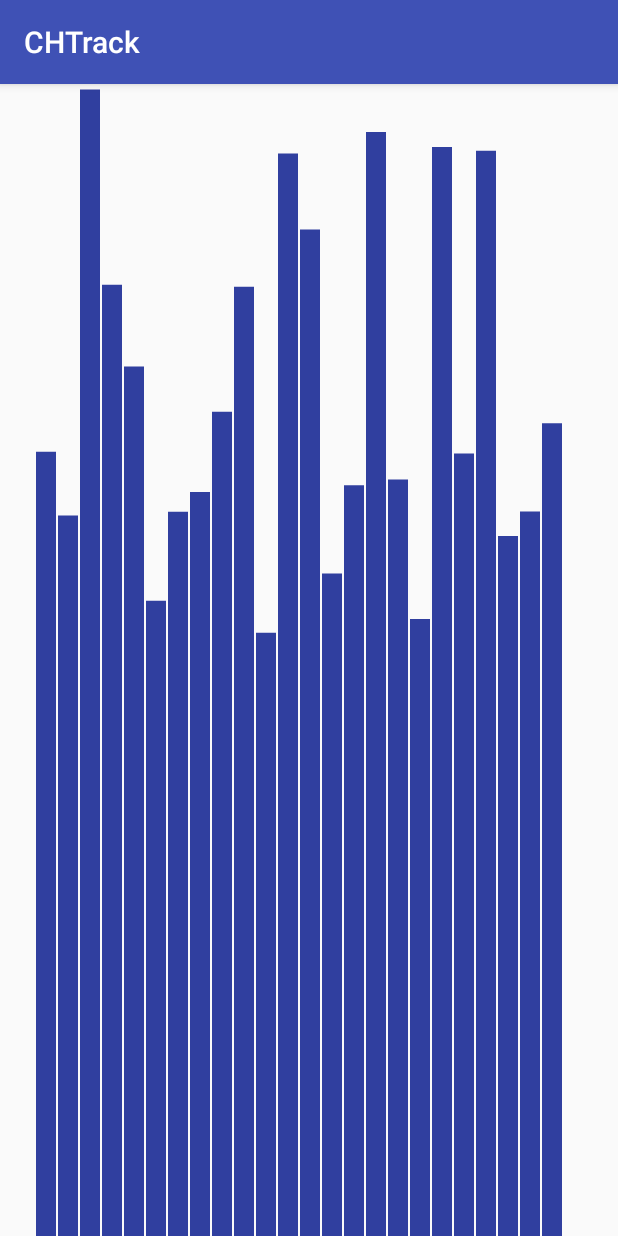
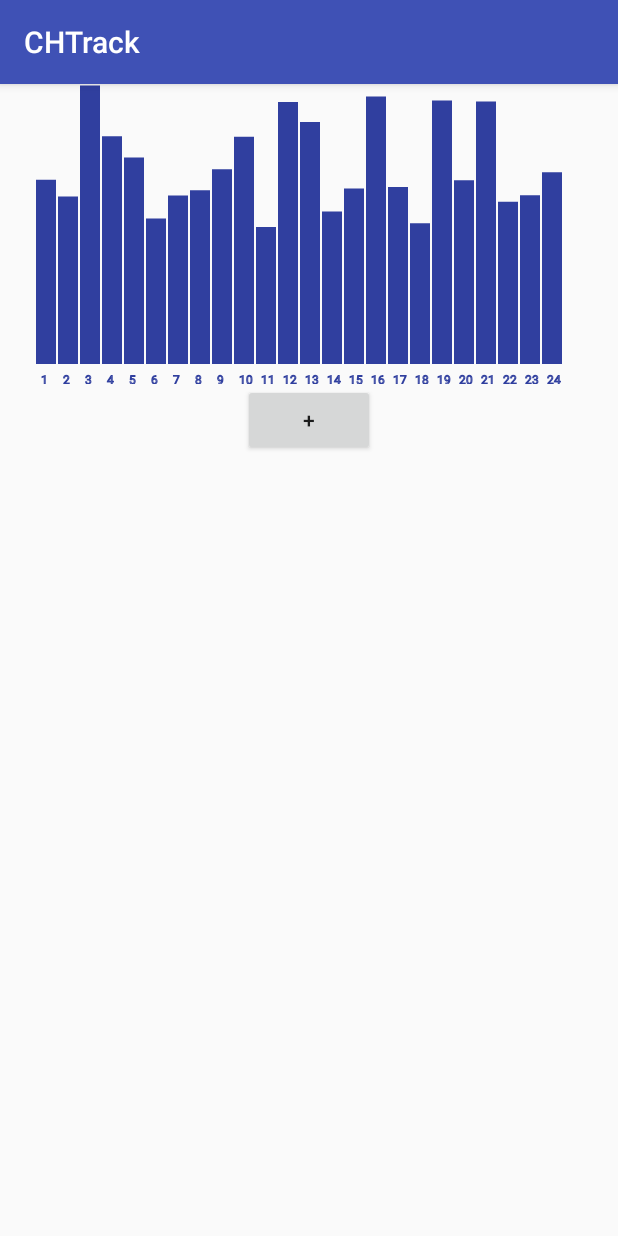
Before and after one commit to aowczarek/CHTrack, an Android app: the screen it shows after launch (MainActivity), on a phone screen of 412 x 824 dp. Run offline under Robolectric (Android 15) with nearby library versions, the phone set to English and light mode, and no system bars.

Commit message:
BarGraph changes

```diff
--- a/app/src/main/java/com/example/kilgore/chtrack/BarGraph.java
+++ b/app/src/main/java/com/example/kilgore/chtrack/BarGraph.java
@@ -13,16 +13,11 @@ import java.util.ArrayList;
 import java.util.List;
 import java.util.Random;
 
-/**
- * Created by kilgore on 2017. 05. 13..
- */
-
 public class BarGraph extends View {
 
     protected final static int MAX_VALUES = 25;
     protected List<Float> values;
 
-    protected Path line;
     protected Paint paint;
 
     public BarGraph(Context context) {
@@ -57,7 +52,6 @@ public class BarGraph extends View {
             this.values.add(r.nextFloat());
         }
 
-        this.line = new Path();
         this.paint = new Paint();
         this.paint.setColor(Color.parseColor("#303F9F"));
         this.paint.setStyle(Paint.Style.STROKE);
@@ -84,17 +78,19 @@ public class BarGraph extends View {
         float heightStep = widthStep;
         float heightOffset = height >> 1;
 
-        paint.setStrokeWidth(widthStep-2);
+
 
 
         for (int i = 1; i < MAX_VALUES; i++){
 
             float x = i * widthStep;
-            canvas.drawLine(x, height, x, values.get(i)*heightOffset, paint);
+
+            paint.setStrokeWidth(widthStep-2);
+            canvas.drawLine(x, height-20, x, values.get(i)*heightOffset, paint);
+            paint.setStrokeWidth(1);
+            canvas.drawText(Integer.toString(i), x-widthStep/4, height, paint);
 
         }
-
-        canvas.drawPath(line, paint);
     }
 
 
--- a/app/src/main/res/layout/activity_main.xml
+++ b/app/src/main/res/layout/activity_main.xml
@@ -8,19 +8,19 @@
     android:paddingRight="16dp"
     tools:context="com.example.kilgore.chtrack.MainActivity">
 
+
+
+    <com.example.kilgore.chtrack.BarGraph
+        android:layout_width="wrap_content"
+        android:layout_height="200dp"
+        android:id="@+id/barGraph"/>
+
     <Button
         android:layout_width="wrap_content"
         android:layout_height="wrap_content"
         android:layout_centerHorizontal="true"
-        android:text="@string/app_name"
+        android:text="+"
         android:layout_below="@id/barGraph"/>
-
-    <com.example.kilgore.chtrack.BarGraph
-        android:layout_width="wrap_content"
-        android:layout_height="wrap_content"
-        android:id="@+id/barGraph"/>
-
-
 
 
 </RelativeLayout>
```
